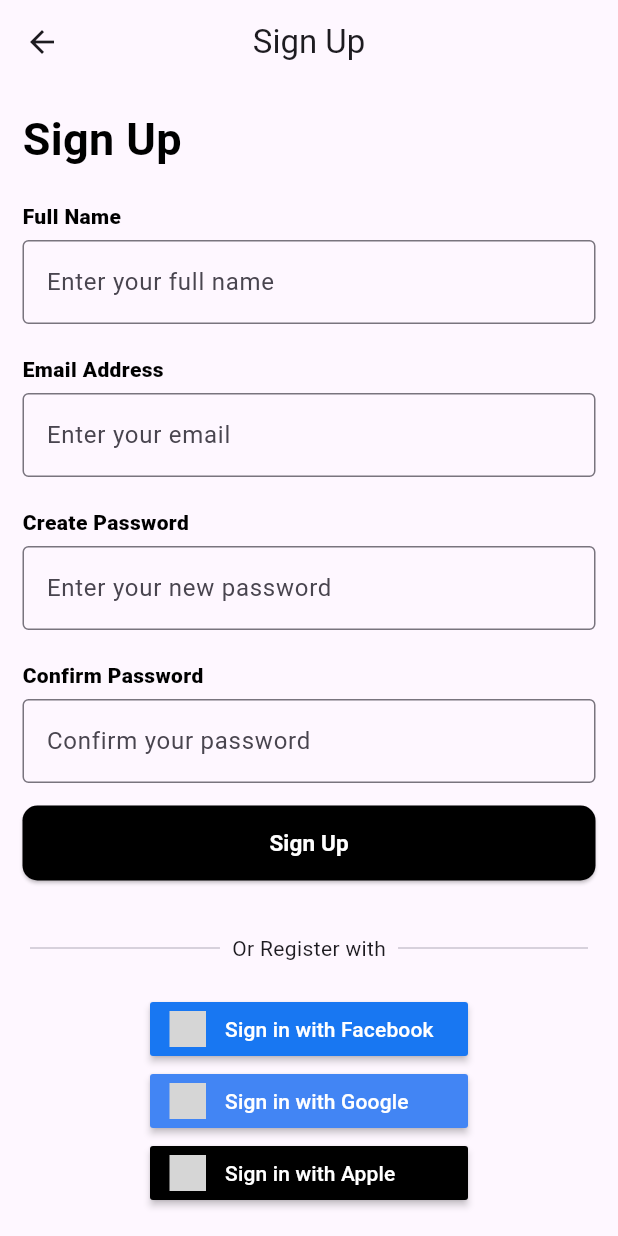
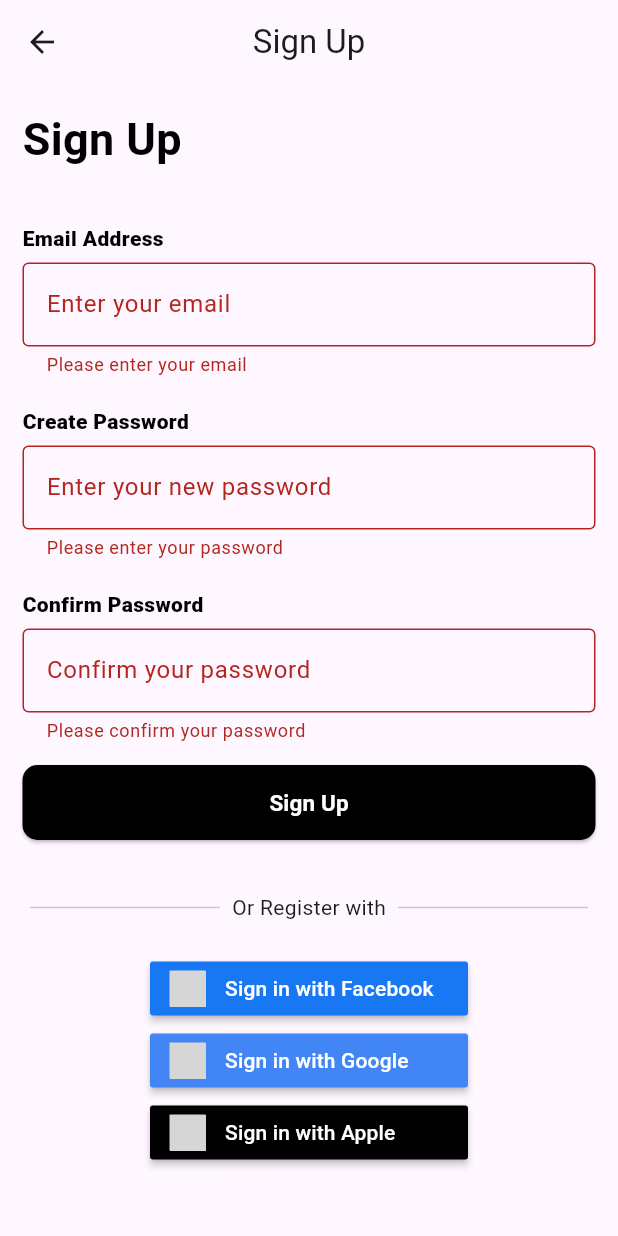
Before and after one commit to WyvernPirate/doctor_appointment_app-flutter-, a Flutter app: the SignUp screen opened directly, after a tap on "Sign Up", on a phone screen of 412 x 824 dp. Run offline on Flutter 3.47's test engine with Material 3 defaults, Android fonts, the phone set to English and light mode, and no system bars; our stand-ins replace cloud_firestore, firebase_auth, firebase_core, firebase_storage, flutter_signin_button, google_maps_flutter and 3 more; accounts and stored records are empty; grey boxes are pictures that could not be loaded.

Commit message:
Implements user sign-up validation
Adds form validation to the sign-up screen, ensuring that the email and password meet specified criteria.

This prevents invalid user data from being submitted and improves the user experience by providing immediate feedback.

Also wraps the sign-up section with a Form widget.

```diff
--- a/lib/screens/SignUp.dart
+++ b/lib/screens/SignUp.dart
@@ -4,8 +4,8 @@ import 'package:flutter/material.dart';
 import 'package:flutter_signin_button/flutter_signin_button.dart';
 import 'package:firebase_auth/firebase_auth.dart'; // Import Firebase Auth
 import 'package:shared_preferences/shared_preferences.dart';
-import 'package:cloud_firestore/cloud_firestore.dart'; // Import Firestore
-import 'ProfileCreation.dart'; // Import ProfileCreation
+import 'package:cloud_firestore/cloud_firestore.dart';
+import 'ProfileCreation.dart';
 import 'Home.dart';
 import 'InitLogin.dart';
 
@@ -32,7 +32,7 @@ class _SignUpState extends State<SignUp> {
   }
 
   Future<void> _handleSignUp() async {
-    if (_formKey.currentState!.validate()) {
+    if (_formKey.currentState!.validate()) { // This line was causing the error
       setState(() {
         _isLoading = true;
       });
@@ -70,7 +70,6 @@ if (password != confirmPassword) {
             .set({
           'userId': userCredential.user!.uid,
           'email': email,
-          // Add more fields as needed
         });
 
         // If successful, save login state and navigate
@@ -119,7 +118,12 @@ if (password != confirmPassword) {
       ),
       body: _isLoading
           ? const Center(child: CircularProgressIndicator())
-          : SingleChildScrollView(child: Column(children: [_signUpSection()])),
+          : SingleChildScrollView(
+              child: Form( // Add the Form widget here
+                key: _formKey, // Associate the key with the Form
+                child: Column(children: [_signUpSection()]),
+              ),
+            ),
     );
   }
 
@@ -139,28 +143,6 @@ if (password != confirmPassword) {
           ),
         ),
         const Padding(
-          padding: EdgeInsets.only(top: 5, left: 15),
-          child: Text(
-            'Full Name',
-            style: TextStyle(
-              fontSize: 14,
-              fontWeight: FontWeight.w800,
-              color: Colors.black,
-            ),
-          ),
-        ),
-        Padding(
-          padding: const EdgeInsets.only(left: 15.0, right: 15.0, top: 6.0),
-          child: TextField(
-
-            decoration: const InputDecoration(
-              labelText: 'Enter your full name',
-              border: OutlineInputBorder(),
-            ),
-            keyboardType: TextInputType.name,
-          ),
-        ),
-        const Padding(
           padding: EdgeInsets.only(top: 20, left: 15),
           child: Text(
             'Email Address',
@@ -173,13 +155,22 @@ if (password != confirmPassword) {
         ),
         Padding(
           padding: const EdgeInsets.only(left: 15.0, right: 15.0, top: 6.0),
-          child: TextField(
+          child: TextFormField( // Use TextFormField
             controller: _emailController,
             decoration: const InputDecoration(
               labelText: 'Enter your email',
               border: OutlineInputBorder(),
             ),
             keyboardType: TextInputType.emailAddress,
+            validator: (value) {
+              if (value == null || value.isEmpty) {
+                return 'Please enter your email';
+              }
+              if (!value.contains('@')) {
+                return 'Please enter a valid email';
+              }
+              return null;
+            },
           ),
         ),
         const Padding(
@@ -195,13 +186,22 @@ if (password != confirmPassword) {
         ),
         Padding(
           padding: const EdgeInsets.only(left: 15.0, right: 15.0, top: 6.0),
-          child: TextField(
+          child: TextFormField( // Use TextFormField
             controller: _passwordController,
             decoration: const InputDecoration(
               labelText: 'Enter your new password',
               border: OutlineInputBorder(),
             ),
             obscureText: true,
+            validator: (value) {
+              if (value == null || value.isEmpty) {
+                return 'Please enter your password';
+              }
+              if (value.length < 6) {
+                return 'Password must be at least 6 characters';
+              }
+              return null;
+            },
           ),
         ),
         const Padding(
@@ -217,13 +217,22 @@ if (password != confirmPassword) {
         ),
         Padding(
           padding: const EdgeInsets.only(left: 15.0, right: 15.0, top: 6.0),
-          child: TextField(
+          child: TextFormField( // Use TextFormField
             controller: _confirmPasswordController,
             decoration: const InputDecoration(
               labelText: 'Confirm your password',
               border: OutlineInputBorder(),
             ),
             obscureText: true,
+            validator: (value) {
+              if (value == null || value.isEmpty) {
+                return 'Please confirm your password';
+              }
+              if (value != _passwordController.text) {
+                return 'Passwords do not match';
+              }
+              return null;
+            },
           ),
         ),
 
```
Lines whose indentation alone changed are shown as unchanged.
